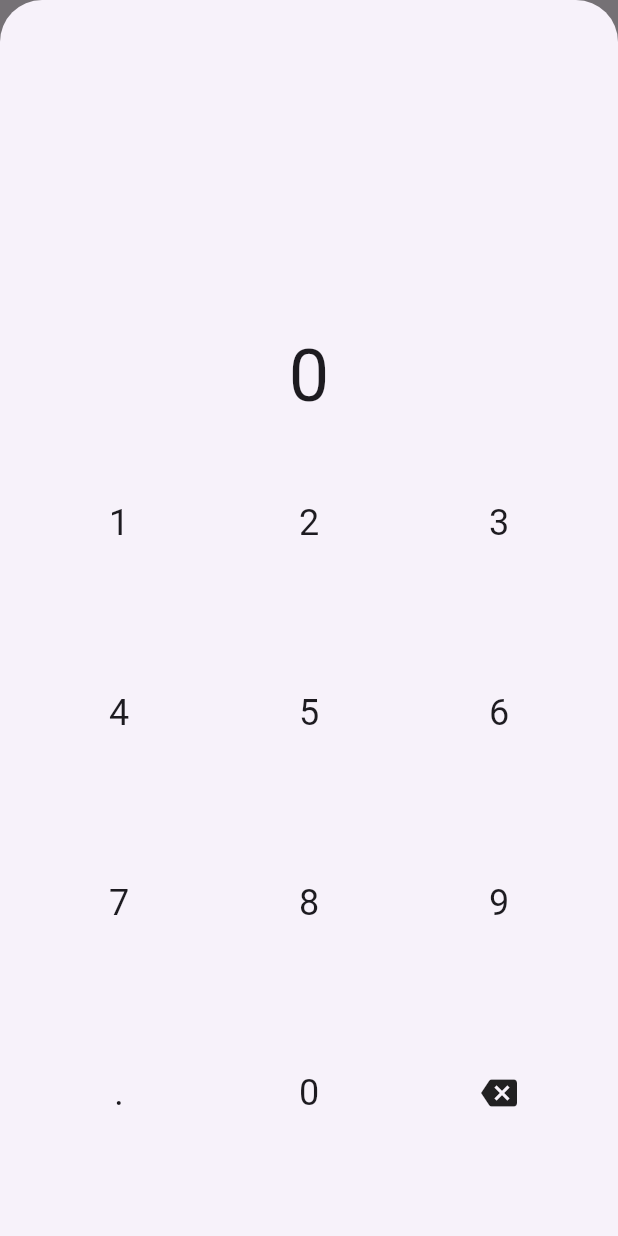
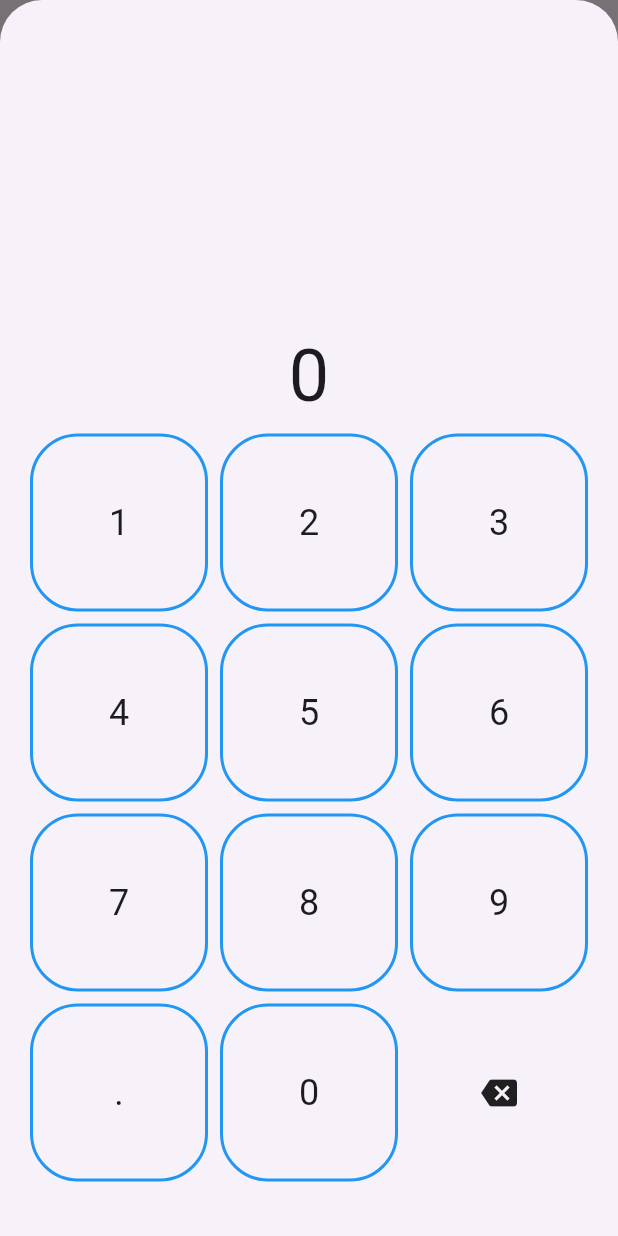
Before and after one commit to c-abbott/big_spender, a Flutter app: the screen it shows after launch, after a tap on the "add" icon, on a phone screen of 412 x 824 dp. Run offline on Flutter 3.47's test engine with Material 2 defaults, Android fonts, the phone set to English and light mode, and no system bars.

Commit message:
Number pad update

```diff
--- a/lib/widgets/num_pad.dart
+++ b/lib/widgets/num_pad.dart
@@ -36,7 +36,16 @@ class _NumPadState extends State<NumPad> {
         _append(value);
       },
       child: Container(
-        padding: const EdgeInsets.all(5.0), // adjust padding as necessary
+        margin: const EdgeInsets.all(4.0), // Space between buttons
+        width: 80, // Set the width
+        height: 40, // Set the height
+        decoration: BoxDecoration(
+          border: Border.all(
+            color: Colors.blue, // Specify the border color
+            width: 2.0, // Specify the border thickness
+          ),
+          borderRadius: BorderRadius.circular(32), // Border radius
+        ),
         alignment: Alignment.center,
         child: Text(
           value,
```
